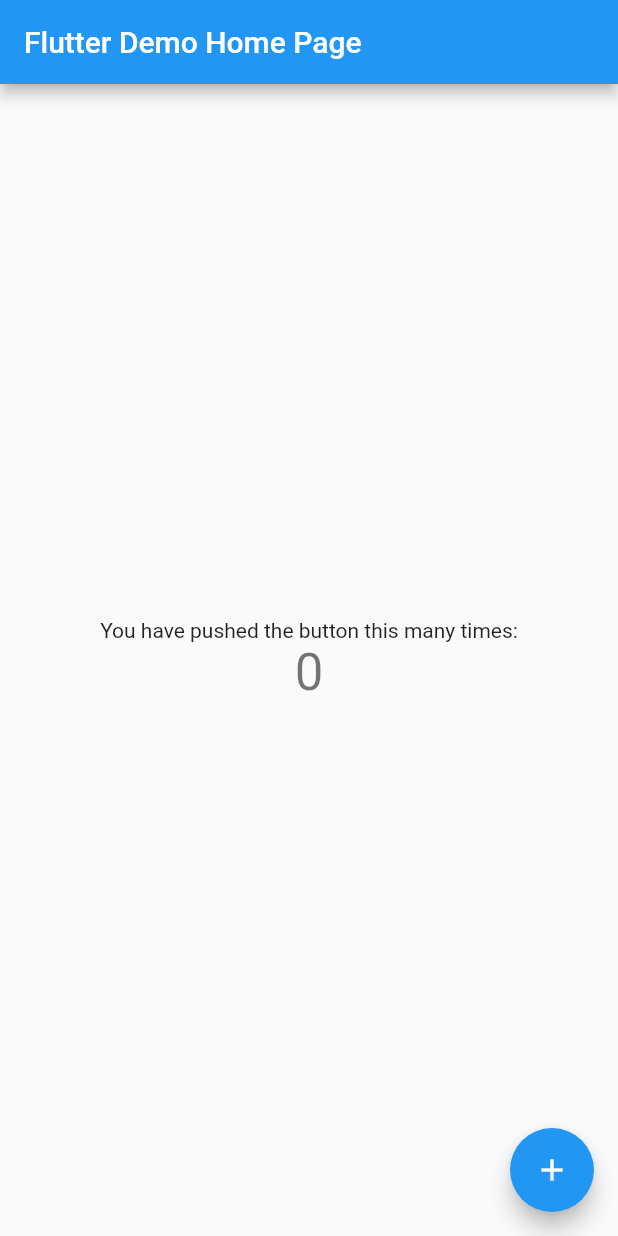
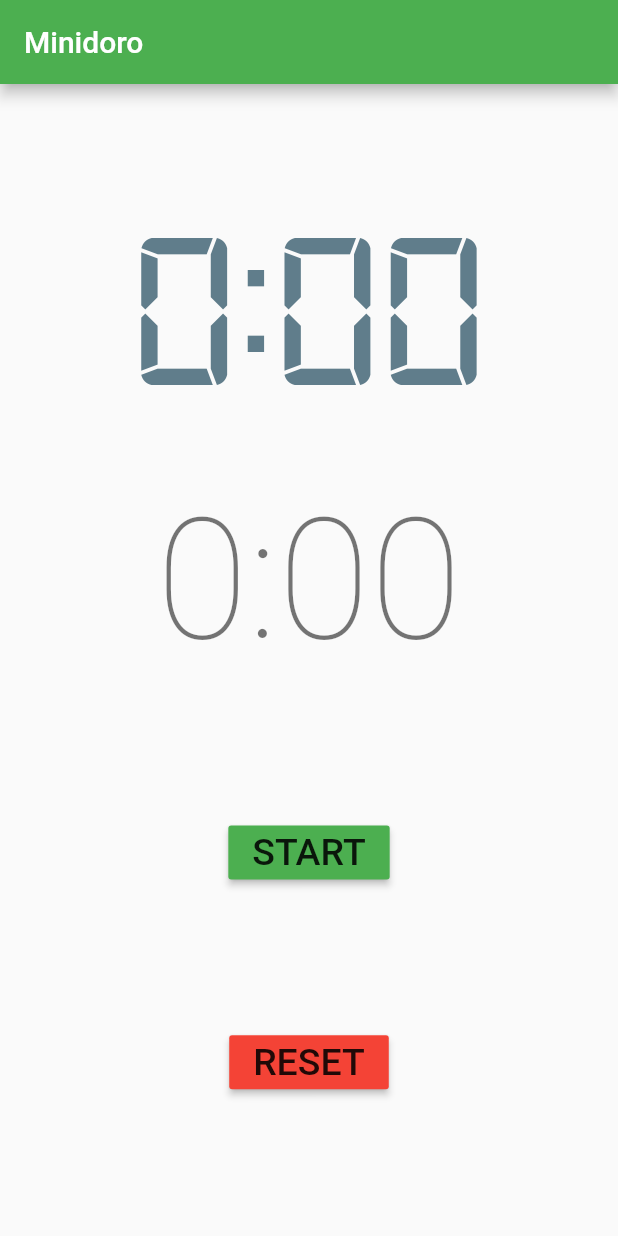
Before and after one commit to kalop/minidoro, a Flutter app: the screen it shows after launch, on a phone screen of 412 x 824 dp. Run offline on Flutter 3.47's test engine with Material 2 defaults, Android fonts, the phone set to English and light mode, and no system bars.

Commit message:
counter start/pause/reset

```diff
--- a/lib/main.dart
+++ b/lib/main.dart
@@ -1,4 +1,6 @@
 import 'package:flutter/material.dart';
+import 'dart:io';
+import 'dart:developer';
 
 void main() => runApp(MyApp());
 
@@ -7,105 +9,125 @@ class MyApp extends StatelessWidget {
   @override
   Widget build(BuildContext context) {
     return MaterialApp(
-      title: 'Flutter Demo',
+      title: 'Minidoro',
       theme: ThemeData(
-        // This is the theme of your application.
-        //
-        // Try running your application with "flutter run". You'll see the
-        // application has a blue toolbar. Then, without quitting the app, try
-        // changing the primarySwatch below to Colors.green and then invoke
-        // "hot reload" (press "r" in the console where you ran "flutter run",
-        // or simply save your changes to "hot reload" in a Flutter IDE).
-        // Notice that the counter didn't reset back to zero; the application
-        // is not restarted.
-        primarySwatch: Colors.blue,
+      primarySwatch: Colors.green,
       ),
-      home: MyHomePage(title: 'Flutter Demo Home Page'),
+      home: MyHomePage(title: 'Minidoro'),
     );
   }
 }
 
 class MyHomePage extends StatefulWidget {
   MyHomePage({Key key, this.title}) : super(key: key);
-
-  // This widget is the home page of your application. It is stateful, meaning
-  // that it has a State object (defined below) that contains fields that affect
-  // how it looks.
-
-  // This class is the configuration for the state. It holds the values (in this
-  // case the title) provided by the parent (in this case the App widget) and
-  // used by the build method of the State. Fields in a Widget subclass are
-  // always marked "final".
-
   final String title;
 
   @override
-  _MyHomePageState createState() => _MyHomePageState();
+  _FormData createState() => _FormData();
 }
 
-class _MyHomePageState extends State<MyHomePage> {
-  int _counter = 0;
 
-  void _incrementCounter() {
-    setState(() {
-      // This call to setState tells the Flutter framework that something has
-      // changed in this State, which causes it to rerun the build method below
-      // so that the display can reflect the updated values. If we changed
-      // _counter without calling setState(), then the build method would not be
-      // called again, and so nothing would appear to happen.
-      _counter++;
-    });
+class _FormData extends State<MyHomePage> with TickerProviderStateMixin{
+  AnimationController controller;
+
+  String get _counter {
+    Duration duration = controller.duration * controller.value;
+    return '${duration.inMinutes}:${(duration.inSeconds % 60).toString().padLeft(2, '0')}';
   }
 
   @override
+  void initState(){
+    super.initState();
+    controller =AnimationController(
+      vsync: this,
+      duration: Duration(seconds: 20),
+    );
+  }
+
+// This method is rerun every time setState is called
+  @override
   Widget build(BuildContext context) {
-    // This method is rerun every time setState is called, for instance as done
-    // by the _incrementCounter method above.
-    //
-    // The Flutter framework has been optimized to make rerunning build methods
-    // fast, so that you can just rebuild anything that needs updating rather
-    // than having to individually change instances of widgets.
-    return Scaffold(
+    ThemeData themeData = Theme.of(context);
+     return Scaffold(
       appBar: AppBar(
-        // Here we take the value from the MyHomePage object that was created by
-        // the App.build method, and use it to set our appbar title.
         title: Text(widget.title),
+
       ),
       body: Center(
-        // Center is a layout widget. It takes a single child and positions it
-        // in the middle of the parent.
         child: Column(
-          // Column is also layout widget. It takes a list of children and
-          // arranges them vertically. By default, it sizes itself to fit its
-          // children horizontally, and tries to be as tall as its parent.
-          //
-          // Invoke "debug painting" (press "p" in the console, choose the
-          // "Toggle Debug Paint" action from the Flutter Inspector in Android
-          // Studio, or the "Toggle Debug Paint" command in Visual Studio Code)
-          // to see the wireframe for each widget.
-          //
-          // Column has various properties to control how it sizes itself and
-          // how it positions its children. Here we use mainAxisAlignment to
-          // center the children vertically; the main axis here is the vertical
-          // axis because Columns are vertical (the cross axis would be
-          // horizontal).
-          mainAxisAlignment: MainAxisAlignment.center,
+          mainAxisAlignment:MainAxisAlignment.spaceEvenly,
           children: <Widget>[
-            Text(
-              'You have pushed the button this many times:',
+
+            AnimatedBuilder(
+              animation: controller,
+              builder: (BuildContext context, Widget child){
+                return Text(
+                  _counter,
+                  style: TextStyle(
+                    fontFamily: 'Digital7',
+                    fontSize: 150,
+                    color: Colors.blueGrey),
+                );
+              },
             ),
-            Text(
-              '$_counter',
-              style: Theme.of(context).textTheme.display1,
+            AnimatedBuilder(
+              animation: controller,
+              builder: (BuildContext context, Widget child){
+                return Text(
+                  _counter,
+                  style: themeData.textTheme.display4,
+                );
+              },
             ),
+            RaisedButton(
+                color: Colors.green,
+                onPressed: (){
+                  if(controller.isAnimating){
+                    controller.stop();
+                  }
+                  else{
+                    controller.reverse(
+                      from: controller.value == 0.0 ? 1.0:controller.value
+                    );
+                  }
+
+                },
+                child: Container(
+                  child: Text(
+                    'START',
+                    style: TextStyle(
+                      fontSize: 25
+                    ),),
+                )
+              ),
+              RaisedButton(
+                color: Colors.red,
+                onPressed: (){
+                  if(controller.isAnimating){
+                    controller.reset();
+                  }
+                  else{
+                    controller.reverse(
+                      from: controller.value == 0.0 ? 1.0:controller.value
+                    );
+                  }
+
+                },
+                child: Container(
+                  child: Text(
+                    'RESET',
+                    style: TextStyle(
+                      fontSize: 25
+                    ),),
+                )
+              )
+
           ],
         ),
       ),
-      floatingActionButton: FloatingActionButton(
-        onPressed: _incrementCounter,
-        tooltip: 'Increment',
-        child: Icon(Icons.add),
-      ), // This trailing comma makes auto-formatting nicer for build methods.
-    );
+
+      );
+    // This trailing comma makes auto-formatting nicer for build methods.
+
   }
 }
```
Also changed, not shown: pubspec.yaml (+9 -0 lines), fonts/digital7-Regular.ttf (added).
